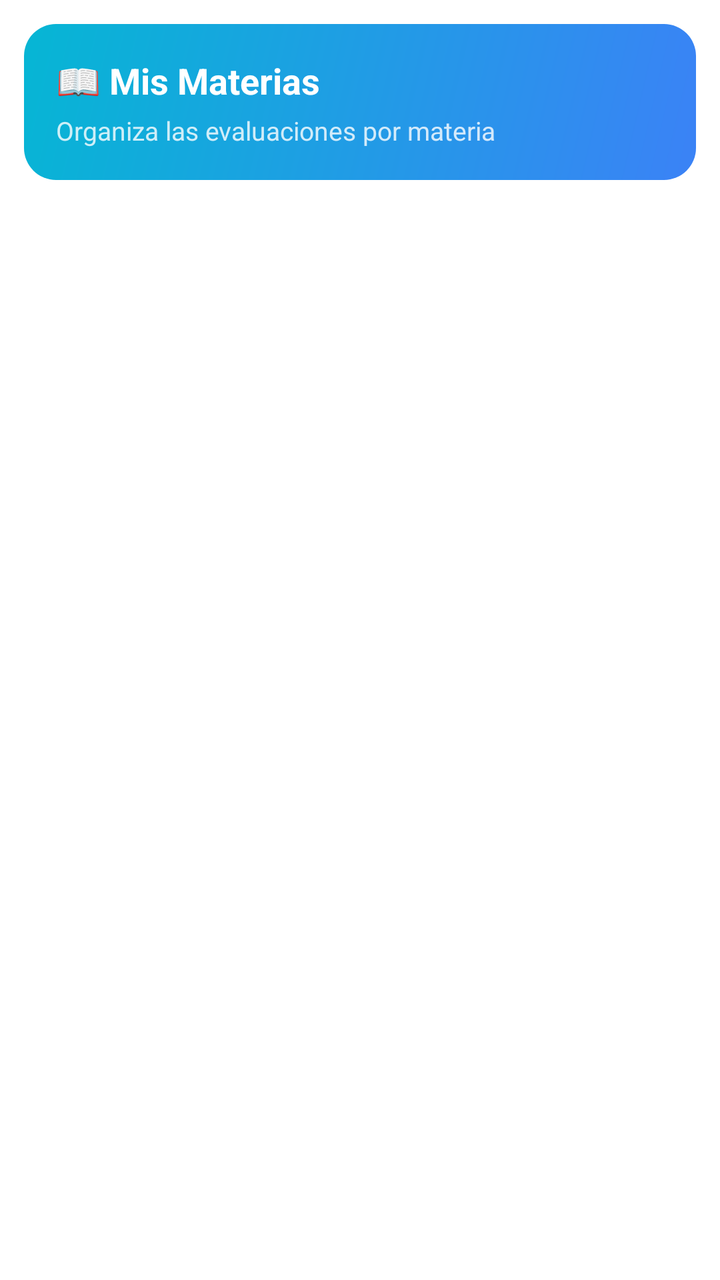
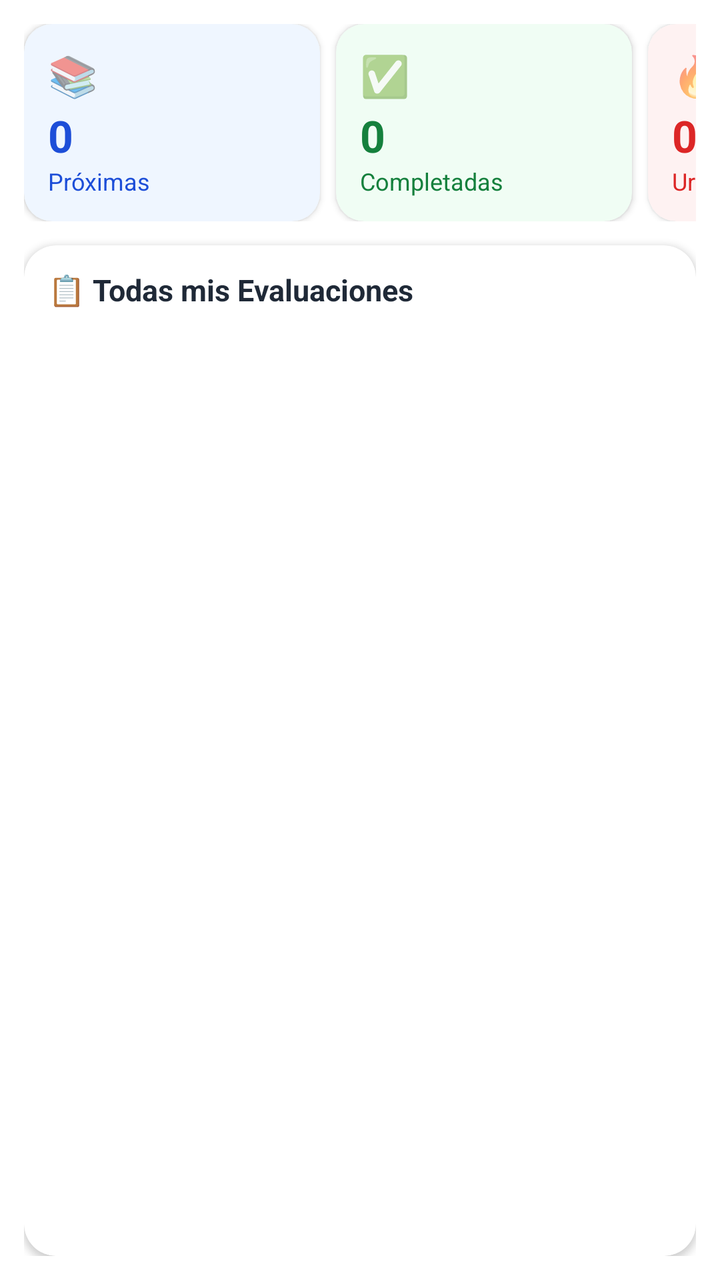

Before-and-after screenshots of an Android layout around one commit, followed by the original layout XML and the change that was made.
<!-- AndroidManifest.xml: application theme Theme.MaterialComponents.Light.NoActionBar -->
<!-- res/layout/fragment_subjects.xml -->
<?xml version="1.0" encoding="utf-8"?>
<LinearLayout xmlns:android="http://schemas.android.com/apk/res/android"
    android:layout_width="match_parent"
    android:layout_height="match_parent"
    android:orientation="vertical"
    android:padding="12dp">

    
    <LinearLayout
        android:layout_width="match_parent"
        android:layout_height="wrap_content"
        android:background="@drawable/bg_subjects_banner"
        android:orientation="vertical"
        android:padding="16dp"
        android:layout_marginBottom="12dp">

        <TextView
            android:layout_width="wrap_content"
            android:layout_height="wrap_content"
            android:text="📖 Mis Materias"
            android:textColor="@color/white"
            android:textSize="18sp"
            android:textStyle="bold" />

        <TextView
            android:layout_width="wrap_content"
            android:layout_height="wrap_content"
            android:text="Organiza las evaluaciones por materia"
            android:textColor="#CCFFFFFF"
            android:textSize="13sp"
            android:layout_marginTop="4dp" />

    </LinearLayout>

    <androidx.recyclerview.widget.RecyclerView
        android:id="@+id/recyclerView"
        android:layout_width="match_parent"
        android:layout_height="0dp"
        android:layout_weight="1"
        android:clipToPadding="false" />

</LinearLayout>
<!-- resources referenced by this layout -->
<resources>
  <color name="white">#FFFFFF</color>
  <!-- drawable bg_subjects_banner (drawable) -->
  <?xml version="1.0" encoding="utf-8"?>
  <shape xmlns:android="http://schemas.android.com/apk/res/android">
      <gradient
          android:angle="135"
          android:startColor="@color/tab_subjects_start"
          android:endColor="@color/tab_subjects_end" />
      <corners android:radius="16dp" />
  </shape>
  <color name="tab_subjects_start">#3B82F6</color>
  <color name="tab_subjects_end">#06B6D4</color>
</resources>

<!-- the commit's change to res/layout/fragment_subjects.xml (unified diff, before → after) -->
@@ -1,42 +1,215 @@
 <?xml version="1.0" encoding="utf-8"?>
 <LinearLayout xmlns:android="http://schemas.android.com/apk/res/android"
+    xmlns:app="http://schemas.android.com/apk/res-auto"
     android:layout_width="match_parent"
     android:layout_height="match_parent"
     android:orientation="vertical"
     android:padding="12dp">
 
-    
-    <LinearLayout
+    <HorizontalScrollView
         android:layout_width="match_parent"
         android:layout_height="wrap_content"
-        android:background="@drawable/bg_subjects_banner"
-        android:orientation="vertical"
-        android:padding="16dp"
-        android:layout_marginBottom="12dp">
-
-        <TextView
+        android:scrollbars="none">
+
+        <LinearLayout
             android:layout_width="wrap_content"
             android:layout_height="wrap_content"
-            android:text="📖 Mis Materias"
-            android:textColor="@color/white"
-            android:textSize="18sp"
-            android:textStyle="bold" />
-
-        <TextView
-            android:layout_width="wrap_content"
-            android:layout_height="wrap_content"
-            android:text="Organiza las evaluaciones por materia"
-            android:textColor="#CCFFFFFF"
-            android:textSize="13sp"
-            android:layout_marginTop="4dp" />
-
-    </LinearLayout>
-
-    <androidx.recyclerview.widget.RecyclerView
-        android:id="@+id/recyclerView"
+            android:orientation="horizontal">
+
+            <com.google.android.material.card.MaterialCardView
+                android:layout_width="148dp"
+                android:layout_height="wrap_content"
+                android:layout_marginEnd="8dp"
+                app:cardBackgroundColor="@color/stat_bg_blue"
+                app:cardCornerRadius="14dp"
+                app:cardElevation="2dp">
+
+                <LinearLayout
+                    android:layout_width="match_parent"
+                    android:layout_height="wrap_content"
+                    android:orientation="vertical"
+                    android:padding="12dp">
+
+                    <TextView
+                        android:layout_width="wrap_content"
+                        android:layout_height="wrap_content"
+                        android:text="📚"
+                        android:textSize="20sp" />
+
+                    <TextView
+                        android:id="@+id/tvStatProximas"
+                        android:layout_width="wrap_content"
+                        android:layout_height="wrap_content"
+                        android:layout_marginTop="2dp"
+                        android:text="0"
+                        android:textColor="@color/stat_text_blue"
+                        android:textSize="22sp"
+                        android:textStyle="bold" />
+
+                    <TextView
+                        android:layout_width="wrap_content"
+                        android:layout_height="wrap_content"
+                        android:maxLines="1"
+                        android:text="Próximas"
+                        android:textColor="@color/stat_text_blue"
+                        android:textSize="12sp" />
+                </LinearLayout>
+            </com.google.android.material.card.MaterialCardView>
+
+            <com.google.android.material.card.MaterialCardView
+                android:layout_width="148dp"
+                android:layout_height="wrap_content"
+                android:layout_marginEnd="8dp"
+                app:cardBackgroundColor="@color/stat_bg_green"
+                app:cardCornerRadius="14dp"
+                app:cardElevation="2dp">
+
+                <LinearLayout
+                    android:layout_width="match_parent"
+                    android:layout_height="wrap_content"
+                    android:orientation="vertical"
+                    android:padding="12dp">
+
+                    <TextView
+                        android:layout_width="wrap_content"
+                        android:layout_height="wrap_content"
+                        android:text="✅"
+                        android:textSize="20sp" />
+
+                    <TextView
+                        android:id="@+id/tvStatCompletadas"
+                        android:layout_width="wrap_content"
+                        android:layout_height="wrap_content"
+                        android:layout_marginTop="2dp"
+                        android:text="0"
+                        android:textColor="@color/stat_text_green"
+                        android:textSize="22sp"
+                        android:textStyle="bold" />
+
+                    <TextView
+                        android:layout_width="wrap_content"
+                        android:layout_height="wrap_content"
+                        android:maxLines="1"
+                        android:text="Completadas"
+                        android:textColor="@color/stat_text_green"
+                        android:textSize="12sp" />
+                </LinearLayout>
+            </com.google.android.material.card.MaterialCardView>
+
+            <com.google.android.material.card.MaterialCardView
+                android:layout_width="148dp"
+                android:layout_height="wrap_content"
+                android:layout_marginEnd="8dp"
+                app:cardBackgroundColor="@color/stat_bg_red"
+                app:cardCornerRadius="14dp"
+                app:cardElevation="2dp">
+
+                <LinearLayout
+                    android:layout_width="match_parent"
+                    android:layout_height="wrap_content"
+                    android:orientation="vertical"
+                    android:padding="12dp">
+
+                    <TextView
+                        android:layout_width="wrap_content"
+                        android:layout_height="wrap_content"
+                        android:text="🔥"
+                        android:textSize="20sp" />
+
+                    <TextView
+                        android:id="@+id/tvStatUrgentes"
+                        android:layout_width="wrap_content"
+                        android:layout_height="wrap_content"
+                        android:layout_marginTop="2dp"
+                        android:text="0"
+                        android:textColor="@color/stat_text_red"
+                        android:textSize="22sp"
+                        android:textStyle="bold" />
+
+                    <TextView
+                        android:layout_width="wrap_content"
+                        android:layout_height="wrap_content"
+                        android:maxLines="1"
+                        android:text="Urgentes"
+                        android:textColor="@color/stat_text_red"
+                        android:textSize="12sp" />
+                </LinearLayout>
+            </com.google.android.material.card.MaterialCardView>
+
+            <com.google.android.material.card.MaterialCardView
+                android:layout_width="148dp"
+                android:layout_height="wrap_content"
+                app:cardBackgroundColor="@color/stat_bg_purple"
+                app:cardCornerRadius="14dp"
+                app:cardElevation="2dp">
+
+                <LinearLayout
+                    android:layout_width="match_parent"
+                    android:layout_height="wrap_content"
+                    android:orientation="vertical"
+                    android:padding="12dp">
+
+                    <TextView
+                        android:layout_width="wrap_content"
+                        android:layout_height="wrap_content"
+                        android:text="📖"
+                        android:textSize="20sp" />
+
+                    <TextView
+                        android:id="@+id/tvStatTemas"
+                        android:layout_width="wrap_content"
+                        android:layout_height="wrap_content"
+                        android:layout_marginTop="2dp"
+                        android:text="0"
+                        android:textColor="@color/stat_text_purple"
+                        android:textSize="22sp"
+                        android:textStyle="bold" />
+
+                    <TextView
+                        android:layout_width="wrap_content"
+                        android:layout_height="wrap_content"
+                        android:maxLines="1"
+                        android:text="Temas"
+                        android:textColor="@color/stat_text_purple"
+                        android:textSize="12sp" />
+                </LinearLayout>
+            </com.google.android.material.card.MaterialCardView>
+        </LinearLayout>
+    </HorizontalScrollView>
+
+    <com.google.android.material.card.MaterialCardView
         android:layout_width="match_parent"
         android:layout_height="0dp"
+        android:layout_marginTop="12dp"
         android:layout_weight="1"
-        android:clipToPadding="false" />
-
+        app:cardBackgroundColor="@color/white"
+        app:cardCornerRadius="16dp"
+        app:cardElevation="2dp">
+
+        <LinearLayout
+            android:layout_width="match_parent"
+            android:layout_height="match_parent"
+            android:orientation="vertical"
+            android:padding="12dp">
+
+            <TextView
+                android:layout_width="wrap_content"
+                android:layout_height="wrap_content"
+                android:ellipsize="end"
+                android:maxLines="1"
+                android:text="📋 Todas mis Evaluaciones"
+                android:textColor="@color/text_primary"
+                android:textSize="15sp"
+                android:textStyle="bold" />
+
+            <androidx.recyclerview.widget.RecyclerView
+                android:id="@+id/recyclerView"
+                android:layout_width="match_parent"
+                android:layout_height="0dp"
+                android:layout_marginTop="10dp"
+                android:layout_weight="1"
+                android:clipToPadding="false"
+                android:nestedScrollingEnabled="false" />
+        </LinearLayout>
+    </com.google.android.material.card.MaterialCardView>
 </LinearLayout>
<!-- resource entries referenced after the edit -->
@@ -1,16 +1,14 @@
 <!-- resources referenced by this layout -->
 <resources>
+  <color name="stat_bg_blue">#EFF6FF</color>
+  <color name="stat_bg_green">#F0FDF4</color>
+  <color name="stat_bg_purple">#F5F3FF</color>
+  <color name="stat_bg_red">#FEF2F2</color>
+  <color name="stat_text_blue">#1D4ED8</color>
+  <color name="stat_text_green">#15803D</color>
+  <color name="stat_text_purple">#6D28D9</color>
+  <color name="stat_text_red">#DC2626</color>
+  <color name="text_primary">#1F2937</color>
   <color name="white">#FFFFFF</color>
-  <!-- drawable bg_subjects_banner (drawable) -->
-  <?xml version="1.0" encoding="utf-8"?>
-  <shape xmlns:android="http://schemas.android.com/apk/res/android">
-      <gradient
-          android:angle="135"
-          android:startColor="@color/tab_subjects_start"
-          android:endColor="@color/tab_subjects_end" />
-      <corners android:radius="16dp" />
-  </shape>
-  <color name="tab_subjects_start">#3B82F6</color>
-  <color name="tab_subjects_end">#06B6D4</color>
 </resources>
 
